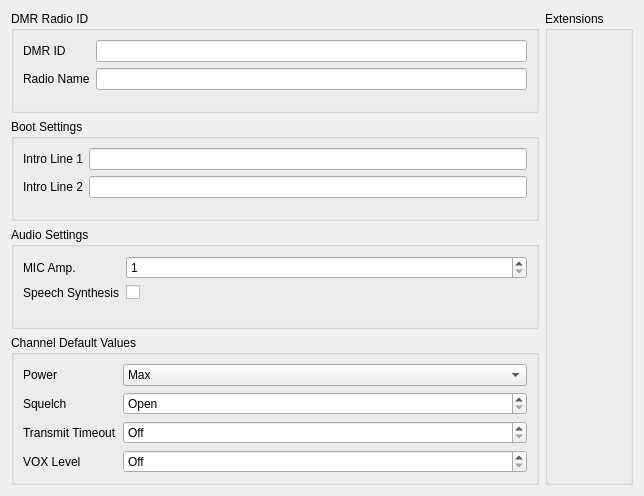
Before: the Qt Designer form src/generalsettingsview.ui in hmatuschek/qdmr, drawn with Qt 5.
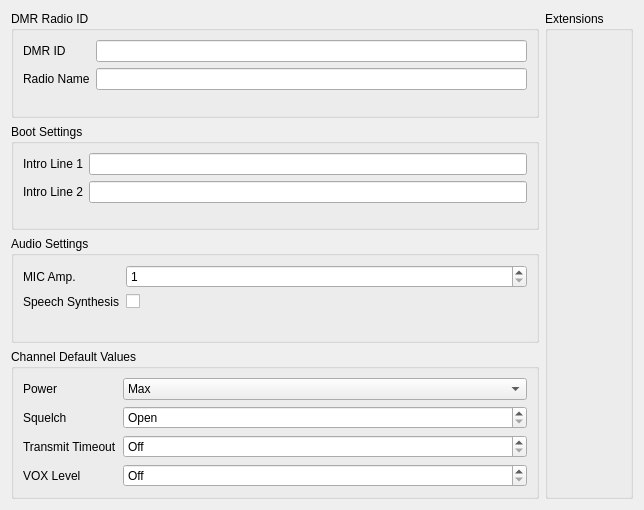
After: the same form once the commit is applied. Custom widgets are drawn as their Qt base class.

```diff
--- a/src/generalsettingsview.ui
+++ b/src/generalsettingsview.ui
@@ -7,7 +7,7 @@
     <x>0</x>
     <y>0</y>
     <width>644</width>
-    <height>496</height>
+    <height>510</height>
    </rect>
   </property>
   <property name="windowTitle">
```
Left out of the diff: 2 changed lines with no effect on the pictures.
